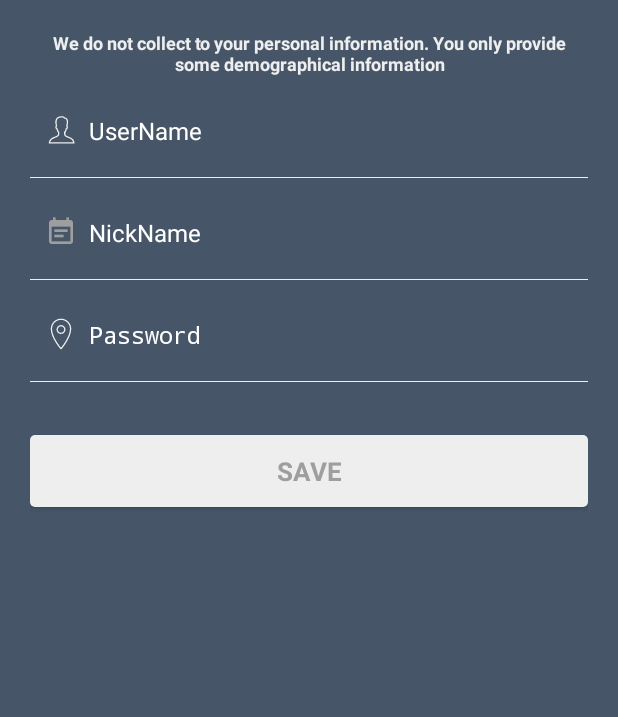
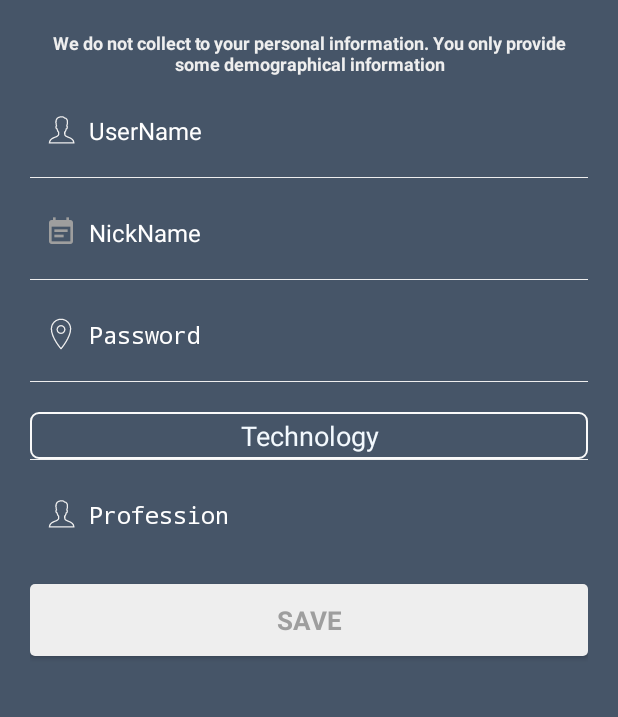
Before and after one commit to RajNirmal/IlistenSinch, an Android app: the dummy_signup screen opened directly, with no data from a screen before it, on a phone screen of 412 x 824 dp, the part 82-799 px from its top. Run offline under Robolectric (Android 15) with nearby library versions, the phone set to English and light mode, and no system bars; our stand-ins replace Firebase (no records; nobody signed in at launch, a user with empty details on screens opened directly), Volley; libraries missing offline, so code that uses them is left out: com.sinch.android; 1 statement that could not run was skipped.

Commit message:
New Signin Layout added

```diff
--- a/app/src/main/java/com/example/nirmal/ilistensinch/SinchHolders.java
+++ b/app/src/main/java/com/example/nirmal/ilistensinch/SinchHolders.java
@@ -31,6 +31,8 @@ public class SinchHolders extends Service{
     public static final String phpMeetingTime = "MeetingStartTime";
     public static final String phpMeetingDuration = "MeetingDuration";
     public static final String phpUserFirebaseToken = "FireBaseId";
+    public static final String phpUserProfession = "userprofession";
+    public static final String phpUserexpertise = "userexpertise";
     static final String TAG = SinchService.class.getSimpleName();
     public void setUpIncomingClient(){
         myClient.getCallClient().addCallClientListener(new SinchCallClientListenerMine());
--- a/app/src/main/java/com/example/nirmal/ilistensinch/dummy_signup.java
+++ b/app/src/main/java/com/example/nirmal/ilistensinch/dummy_signup.java
@@ -6,8 +6,11 @@ import android.content.SharedPreferences;
 import android.os.Bundle;
 import android.view.View;
 import android.view.animation.AccelerateDecelerateInterpolator;
+import android.widget.AdapterView;
+import android.widget.ArrayAdapter;
 import android.widget.Button;
 import android.widget.EditText;
+import android.widget.Spinner;
 import android.widget.TextView;
 import android.widget.Toast;
 
@@ -22,7 +25,9 @@ import com.google.firebase.FirebaseApp;
 import com.google.firebase.database.DatabaseReference;
 import com.google.firebase.database.FirebaseDatabase;
 import com.google.firebase.iid.FirebaseInstanceId;
+import com.sinch.android.rtc.Sinch;
 
+import java.util.Collection;
 import java.util.HashMap;
 import java.util.Map;
 
@@ -30,11 +35,12 @@ import java.util.Map;
  * Created by nirmal on 13/1/17.
  */
 
-public class dummy_signup extends Activity {
-    EditText uName, nName, uPass;
-    String sName, snName, sPass, sFireBaseToken;
+public class dummy_signup extends Activity implements AdapterView.OnItemSelectedListener{
+    EditText uName, nName, uPass, uProfession;
+    String sName, snName, sPass, sFireBaseToken, sUserExpert, sUserProf;
     Button signUpButton;
     TextView dummyToast;
+    Spinner Category;
     FirebaseDatabase fireDatabase;
     DatabaseReference fireReference;
     public final String HeloUrl = "http://gocode.esy.es/Save_User.php";
@@ -45,8 +51,10 @@ public class dummy_signup extends Activity {
         uName = (EditText)findViewById(R.id.dummy_fullName);
         nName = (EditText)findViewById(R.id.dummy_nickname);
         uPass = (EditText)findViewById(R.id.dummy_password);
+        uProfession = (EditText)findViewById(R.id.dummy_userprofession);
         signUpButton = (Button)findViewById(R.id.dummy_signUpBtn);
         dummyToast = (TextView)findViewById(R.id.dummy_toast);
+        Category = (Spinner)findViewById(R.id.spinner);
         FirebaseApp.initializeApp(getApplicationContext());
         fireDatabase = FirebaseDatabase.getInstance();
         fireReference = fireDatabase.getReference("MyApp");
@@ -59,6 +67,7 @@ public class dummy_signup extends Activity {
                 sName = uName.getText().toString().trim();
                 snName = nName.getText().toString().trim();
                 sPass = uPass.getText().toString().trim();
+                sUserProf = uProfession.getText().toString().trim();
                 if((sName.isEmpty())||(snName.isEmpty())||(sPass.isEmpty())){
                     dummyToast.setVisibility(View.VISIBLE);
                     dummyToast.setText("Enter Valid Details");
@@ -71,6 +80,9 @@ public class dummy_signup extends Activity {
 
             }
         });
+        ArrayAdapter<CharSequence> adapter = ArrayAdapter.createFromResource(this, R.array.userchoices,R.layout.spinner_item);
+        adapter.setDropDownViewResource(android.R.layout.simple_spinner_dropdown_item);
+        Category.setAdapter(adapter);
     }
     private void writeDataInSharedPrefs(){
         SharedPreferences prefs = getApplicationContext().getSharedPreferences(SinchHolders.SharedPrefName,MODE_PRIVATE);
@@ -79,6 +91,8 @@ public class dummy_signup extends Activity {
         edit.putString(SinchHolders.phpUserNickName,snName);
         edit.putString(SinchHolders.phpUserName,sPass);
         edit.putString(SinchHolders.phpUserFirebaseToken,sFireBaseToken);
+        edit.putString(SinchHolders.phpUserexpertise,sUserExpert);
+        edit.putString(SinchHolders.phpUserProfession,sUserProf);
         edit.commit();
     }
     private void ChangeActivity(){
@@ -113,7 +127,15 @@ public class dummy_signup extends Activity {
         };
         RequestQueue rs = Volley.newRequestQueue(getApplicationContext());
         rs.add(rq);
-
     }
 
+    @Override
+    public void onItemSelected(AdapterView<?> adapterView, View view, int i, long l) {
+        sUserExpert = (String)adapterView.getItemAtPosition(i);
+    }
+
+    @Override
+    public void onNothingSelected(AdapterView<?> adapterView) {
+        sUserExpert = "User did not select";
+    }
 }
--- /dev/null
+++ b/app/src/main/res/drawable/spinner_background.xml
@@ -0,0 +1,7 @@
+<shape xmlns:android="http://schemas.android.com/apk/res/android">
+    <solid android:color="@android:color/transparent" />
+    <corners android:radius="5dp" />
+    <stroke
+        android:width="1dp"
+        android:color="@color/off_white" />
+</shape>
--- a/app/src/main/res/layout/layout_signup_dummy.xml
+++ b/app/src/main/res/layout/layout_signup_dummy.xml
@@ -2,9 +2,10 @@
 <LinearLayout xmlns:android="http://schemas.android.com/apk/res/android"
     android:layout_width="fill_parent"
     android:layout_height="fill_parent"
+    xmlns:app="http://schemas.android.com/apk/res-auto"
     android:orientation="vertical"
     android:background="@color/background_color"
-    android:padding="20dp" >
+    android:padding="20dp">
 
     <TextView
         android:layout_width="fill_parent"
@@ -96,6 +97,36 @@
         android:background="@color/white_greyish"
         android:layout_marginTop="10dp"
         android:layout_marginBottom="10dp"/>
+
+    <Spinner
+        android:layout_width="match_parent"
+        android:layout_height="wrap_content"
+        android:theme="@style/ThemeSpinner"
+        android:layout_marginTop="10dp"
+        android:background="@drawable/spinner_background"
+        android:id="@+id/spinner" />
+    <View
+
+        android:layout_marginBottom="10dp"
+        android:layout_width="fill_parent"
+        android:layout_height="1px"
+        android:background="@color/white_greyish" />
+    <EditText
+        android:id="@+id/dummy_userprofession"
+        android:layout_width="fill_parent"
+        android:layout_height="wrap_content"
+        android:layout_marginTop="5dp"
+        android:background="@android:color/transparent"
+        android:drawableLeft="@drawable/user1"
+        android:drawablePadding="8dp"
+        android:gravity="center_vertical"
+        android:hint="Profession"
+        android:inputType="textPassword"
+        android:padding="10dp"
+        android:singleLine="true"
+        android:textColor="@color/white"
+        android:textColorHint="@color/white"
+        android:textSize="16sp" />
     <Button
         android:id="@+id/dummy_signUpBtn"
         android:layout_width="fill_parent"
--- /dev/null
+++ b/app/src/main/res/layout/spinner_item.xml
@@ -0,0 +1,11 @@
+<?xml version="1.0" encoding="utf-8"?>
+
+<TextView
+    xmlns:android="http://schemas.android.com/apk/res/android"
+    android:layout_width="match_parent"
+    android:layout_height="wrap_content"
+    android:textSize="18sp"
+    android:gravity="center"
+    android:textColor="@color/whitelight"
+    android:padding="3dip"
+    />
--- a/app/src/main/res/values/strings.xml
+++ b/app/src/main/res/values/strings.xml
@@ -31,10 +31,16 @@
     <string name="pass">Password</string>
     <string name="blank"> </string>
     <string name="cpass">Conform Password</string>
-
     <string name="term"><u>Terms and Conditions</u></string>
     <string name="info">We do not collect to your personal information. You only provide some demographical information</string>
     <string name="t1">1. User must accept T&amp;C any time the app is updated or T&amp;C is updated</string>
     <string name="t2">2. Failed to accept T&amp;C, app must close immediately. User is not allowed to use the app till T&amp;C is accepted.</string>
     <string name="t3">3. Users are limited to 50 participations, 10 requests a month.</string>
+    <string-array name="userchoices">
+        <item>Technology</item>
+        <item>Politics</item>
+        <item>Fashion</item>
+        <item>Social Networks</item>
+        <item>Education</item>
+    </string-array>
 </resources>
--- a/app/src/main/res/values/styles.xml
+++ b/app/src/main/res/values/styles.xml
@@ -57,7 +57,13 @@
         <item name="android:textColor">@color/accent</item>
         <item name="textAllCaps">false</item>
     </style>
-
+    <style name="ThemeSpinner">
+        <item name="android:bottom">@color/whitelight</item>
+        <!-- Color when pressed -->
+        <item name="colorAccent">@color/off_white</item>
+        <!-- Default color for the dropdown arrow and line -->
+        <item name="colorControlNormal">@color/off_white</item>
+    </style>
     <style name="AppTabLayout" parent="Widget.Design.TabLayout">
         <item name="tabIndicatorHeight">0dp</item>
         <item name="tabPaddingStart">0dp</item>
```
Also changed, not shown: app/src/main/java/com/example/nirmal/ilistensinch/dummy_signup_2.java (added, +49 -0 lines), app/src/main/res/layout/signup_layout_2.xml (added, +91 -0 lines).
